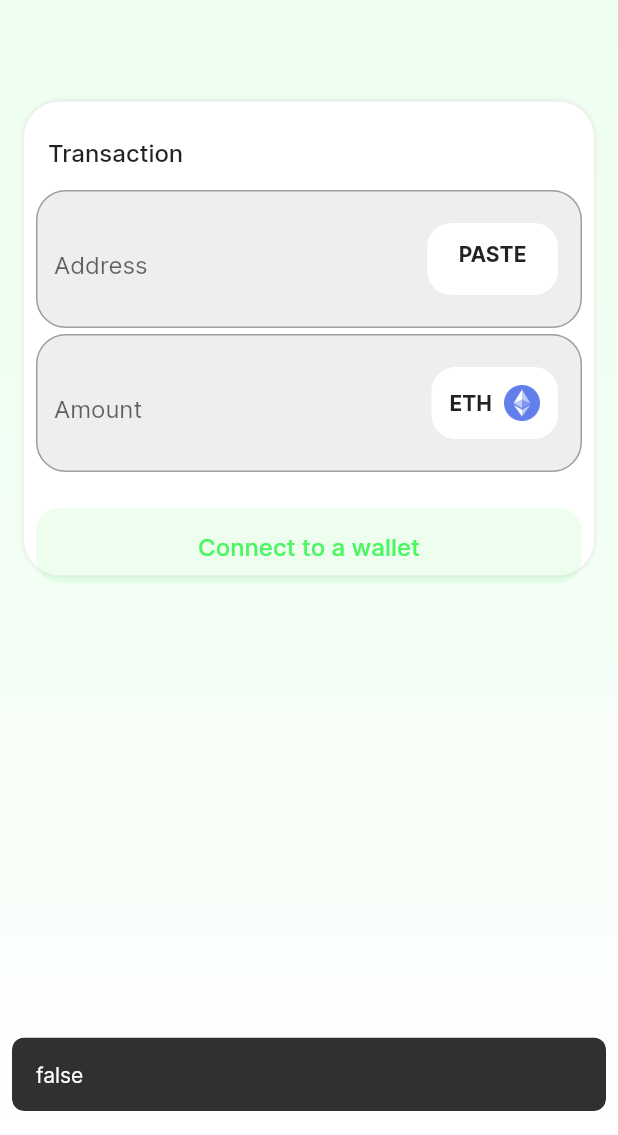
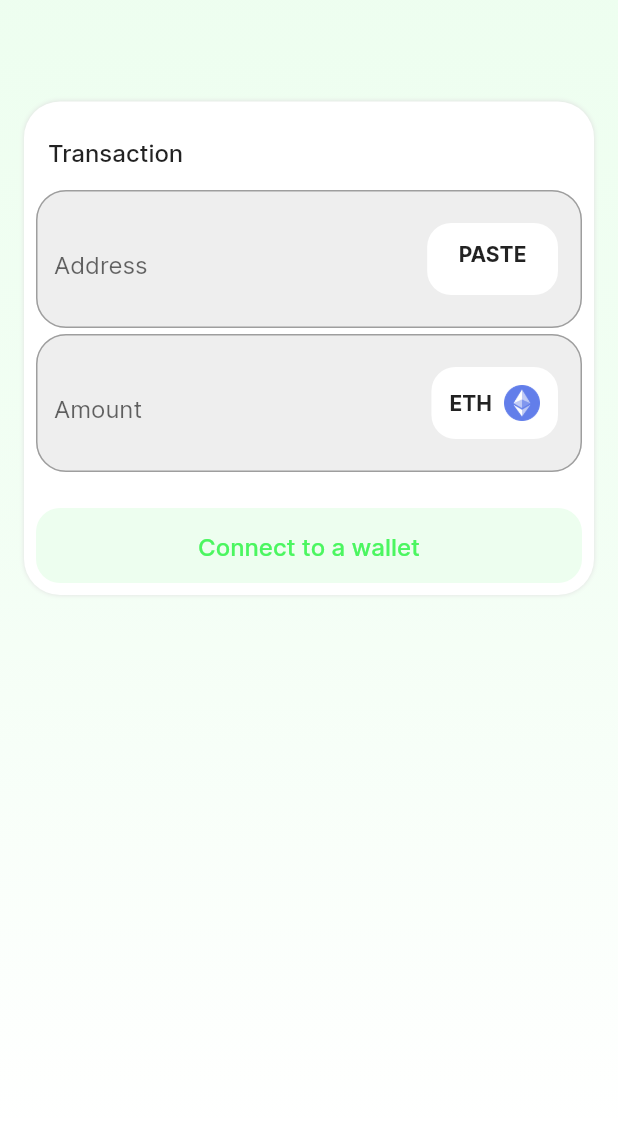
Before and after one commit to Digit41/davatar-interface, a Flutter app: the first screen one second after launch, on a phone screen of 412 x 824 dp, the part 101-1236 px from its top. Run offline on Flutter 3.47's test engine with Material 2 defaults, Android fonts, the light colour scheme and no system bars; our stand-ins replace get, shared_preferences; missing offline and left inert: clipboard, dart:html, web3dart.

Commit message:
ui modifying

```diff
--- a/lib/pages/center_box.dart
+++ b/lib/pages/center_box.dart
@@ -73,7 +73,6 @@ class _CenterBoxState extends State<CenterBox> {
       padding: const EdgeInsets.all(8.0),
       margin: const EdgeInsets.only(top: 68.0),
       width: 480.0,
-      height: 316.0,
       decoration: BoxDecoration(
         borderRadius: BorderRadius.circular(24.0),
         color: Theme.of(context).scaffoldBackgroundColor,
--- a/lib/pages/claim_dialog.dart
+++ b/lib/pages/claim_dialog.dart
@@ -23,7 +23,6 @@ void claimDialog() {
       children: [
         SizedBox(
           width: 360.0,
-          height: 380.0,
           child: Column(
             children: [
               Container(
--- a/lib/pages/home.dart
+++ b/lib/pages/home.dart
@@ -38,7 +38,7 @@ class _HomeState extends State<Home> {
     Timer(Duration(milliseconds: 500), () {
       // connectToWallet();
       if (eth != null) {
-        showSnackBar(eth!.isConnected().toString());
+        // showSnackBar(eth!.isConnected().toString());
         eth!.chainChanged.listen((event) {
           showSnackBar(event.toString());
         });
```
